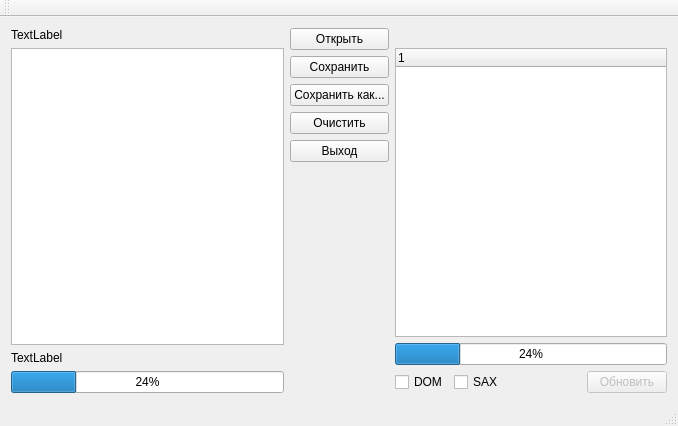
First picture: the form in Programming/5_sem (ChMV)/lab7/mainwindow.ui, repository Anastasia1111/Labs, before the edit.
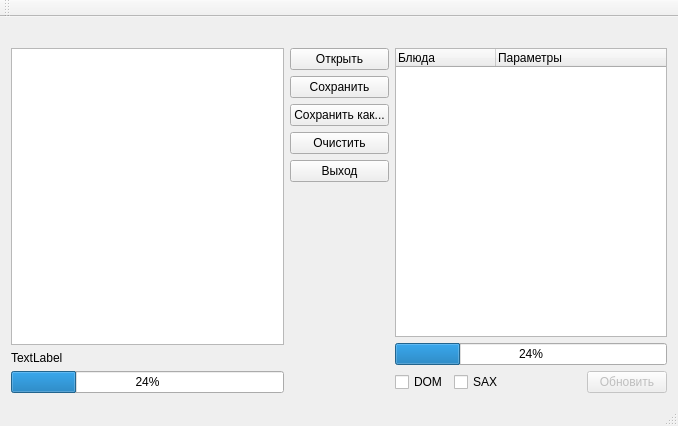
Second picture: the form after the edit.

```diff
--- a/Programming/5_sem (ChMV)/lab7/mainwindow.ui
+++ b/Programming/5_sem (ChMV)/lab7/mainwindow.ui
@@ -14,16 +14,18 @@
    <string>MainWindow</string>
   </property>
   <widget class="QWidget" name="centralWidget">
+   <layout class="QVBoxLayout" name="verticalLayout_4">
+    <item>
+     <widget class="QLabel" name="Label1">
+      <property name="text">
+       <string/>
+      </property>
+     </widget>
+    </item>
+    <item>
    <layout class="QHBoxLayout" name="horizontalLayout_2">
     <item>
      <layout class="QVBoxLayout" name="verticalLayout">
-      <item>
-       <widget class="QLabel" name="label">
-        <property name="text">
-         <string>TextLabel</string>
-        </property>
-       </widget>
-      </item>
       <item>
        <widget class="QTextEdit" name="textEdit"/>
       </item>
@@ -98,15 +100,19 @@
     <item>
      <layout class="QVBoxLayout" name="verticalLayout_3">
       <item>
-       <widget class="QLabel" name="Label1">
+         <widget class="QTreeWidget" name="treeWidget">
+          <column>
         <property name="text">
-         <string/>
-        </property>
-       </widget>
-      </item>
-      <item>
-       <widget class="QTreeWidget" name="treeWidget"/>
-      </item>
+            <string>Блюда</string>
+           </property>
+          </column>
+          <column>
+           <property name="text">
+            <string>Параметры</string>
+           </property>
+          </column>
+         </widget>
+        </item>
       <item>
        <widget class="QProgressBar" name="progressBar_2">
         <property name="value">
@@ -155,6 +161,8 @@
            <string>Обновить</string>
           </property>
          </widget>
+          </item>
+         </layout>
         </item>
        </layout>
       </item>
```
Lines whose indentation alone changed are shown as unchanged.
